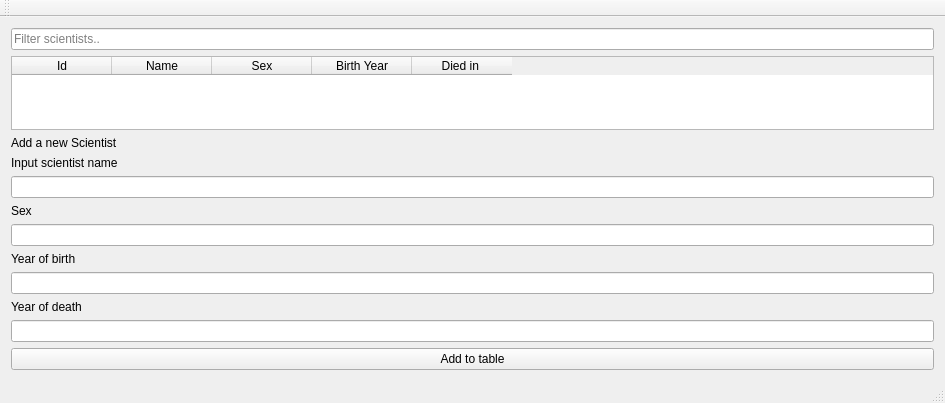
Before: the Qt Designer form Group36W3/mainwindow.ui in skulia15/Group36, drawn with Qt 5.
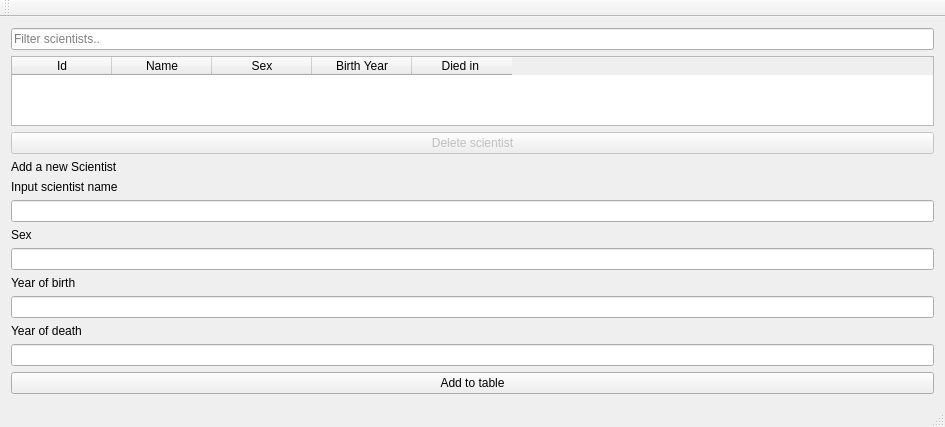
After: the same form once the commit is applied.

Commit message: delete fall

Diff of the .ui file:
```diff
--- a/Group36W3/mainwindow.ui
+++ b/Group36W3/mainwindow.ui
@@ -23,6 +23,8 @@
      </widget>
     </item>
     <item>
+     <layout class="QHBoxLayout" name="horizontalLayout_4">
+      <item>
      <widget class="QTableWidget" name="table_showAllScientists">
       <property name="selectionMode">
        <enum>QAbstractItemView::ExtendedSelection</enum>
@@ -55,6 +57,18 @@
         <string>Died in </string>
        </property>
       </column>
+       </widget>
+      </item>
+     </layout>
+    </item>
+    <item>
+     <widget class="QPushButton" name="button_delete_scientist">
+      <property name="enabled">
+       <bool>false</bool>
+      </property>
+      <property name="text">
+       <string>Delete scientist</string>
+      </property>
      </widget>
     </item>
     <item>
```
Left out of the diff: 2 changed lines with no effect on the pictures. Lines whose indentation alone changed are shown as unchanged. The commit also changes 8 other files.
